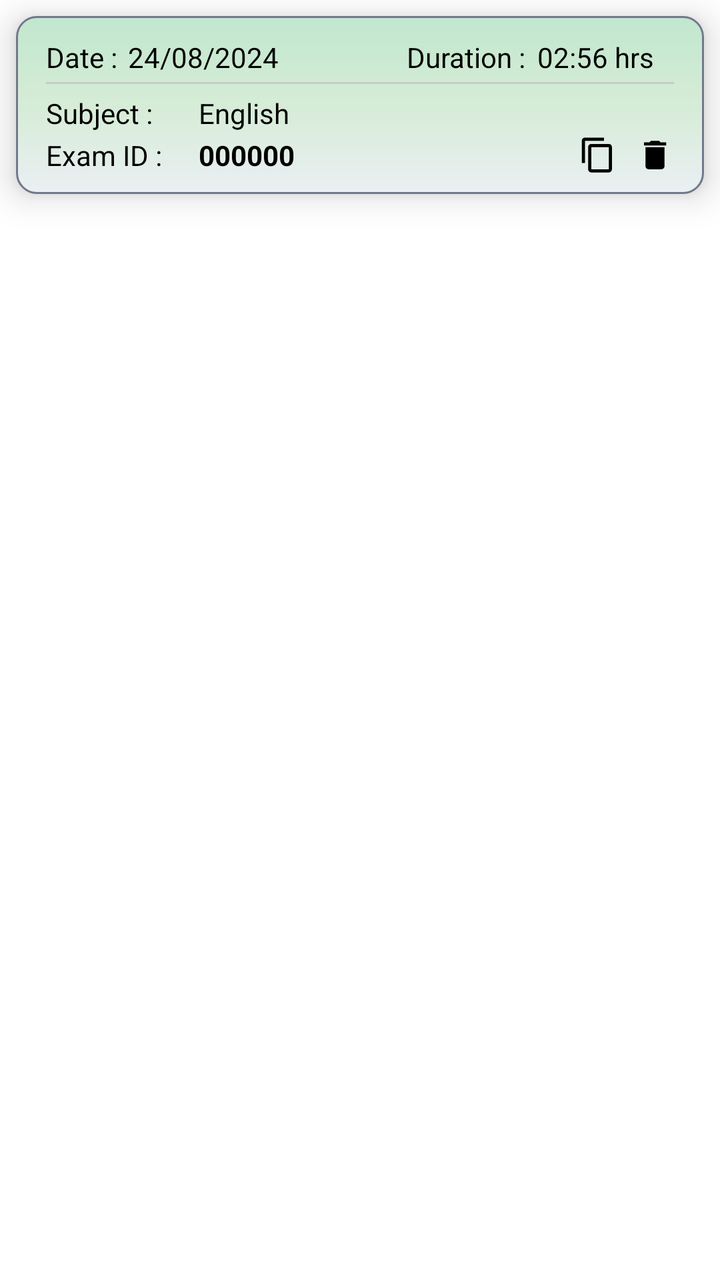
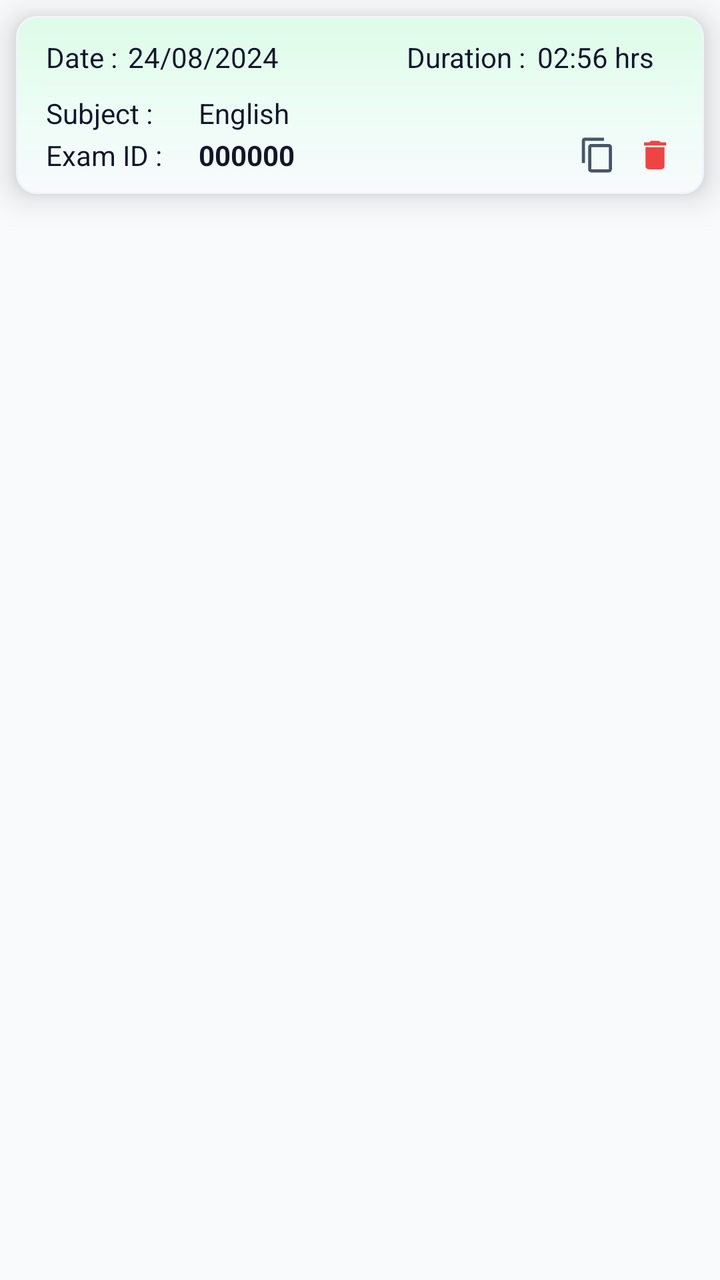

Screens rendered from an Android XML layout before and after an edit, with the pre-edit source and the edit as a unified diff.
<!-- AndroidManifest.xml: application theme Theme.TestMaster -->
<!-- res/layout/layout_hosted_test.xml -->
<?xml version="1.0" encoding="utf-8"?>
<LinearLayout xmlns:android="http://schemas.android.com/apk/res/android"
    xmlns:app="http://schemas.android.com/apk/res-auto"
    android:layout_width="match_parent"
    android:layout_height="wrap_content">

    <LinearLayout
        android:layout_width="match_parent"
        android:layout_height="wrap_content"
        android:orientation="vertical"
        android:layout_margin="8dp"
        android:elevation="10dp"
        android:background="@drawable/green_box_gradient"
        android:padding="10dp">
        <LinearLayout
            android:layout_width="match_parent"
            android:layout_height="wrap_content"
            android:weightSum="3.5">
            <TextView
                android:layout_width="0dp"
                android:layout_height="wrap_content"
                android:text="Date : "
                android:paddingStart="5dp"
                android:layout_weight=".5"
                android:textColor="@color/black"/>
            <TextView
                android:id="@+id/host_date"
                android:layout_width="0dp"
                android:layout_height="wrap_content"
                android:layout_weight="1"
                android:text="24/08/2024"
                android:textColor="@color/black"/>
            <TextView
                android:layout_width="0dp"
                android:layout_height="wrap_content"
                android:gravity="end"
                android:paddingEnd="5dp"
                android:padding="1dp"
                android:text="Duration :"
                android:layout_weight="1.2"
                android:textColor="@color/black"/>
            <TextView
                android:id="@+id/exam_duration"
                android:layout_width="0dp"
                android:layout_height="wrap_content"
                android:padding="1dp"
                android:text="02:56 hrs"
                android:layout_weight=".8"
                android:textColor="@color/black"/>

        </LinearLayout>
        <View
            android:layout_width="match_parent"
            android:layout_height="1dp"
            android:layout_marginTop="2dp"
            android:layout_marginHorizontal="5dp"
            android:background="#C8C9CC"/>
        <LinearLayout
            android:layout_width="match_parent"
            android:layout_height="wrap_content"
            android:layout_marginTop="5dp"
            android:weightSum="2.2">
            <TextView
                android:layout_width="0dp"
                android:layout_height="wrap_content"
                android:text="Subject : "
                android:paddingStart="5dp"
                android:layout_weight=".5"
                android:textColor="@color/black"/>
            <TextView
                android:id="@+id/subject_name"
                android:layout_width="0dp"
                android:layout_height="wrap_content"
                android:layout_marginStart="10dp"
                android:layout_weight="1.5"
                android:text="English "
                android:textColor="@color/black"/>
        </LinearLayout>
        <LinearLayout
            android:layout_width="match_parent"
            android:layout_height="wrap_content"
            android:layout_marginTop="2dp"
            android:weightSum="2.2">
            <TextView
                android:layout_width="0dp"
                android:layout_height="wrap_content"
                android:text="Exam ID : "
                android:paddingStart="5dp"
                android:layout_weight=".5"
                android:textColor="@color/black"/>
            <TextView
                android:id="@+id/exam_Id"
                android:layout_width="0dp"
                android:layout_height="wrap_content"
                android:textStyle="bold"
                android:layout_marginStart="10dp"
                android:layout_weight="1.3"
                android:text="000000"
                android:textColor="@color/black"/>
            <ImageView
                android:id="@+id/iv_copy"
                android:layout_width="0dp"
                android:layout_height="match_parent"
                android:layout_weight=".2"
                android:src="@drawable/baseline_content_copy_24"/>
            <ImageView
                android:id="@+id/iv_delete"
                android:layout_width="0dp"
                android:layout_height="match_parent"
                android:layout_weight=".2"
                android:src="@drawable/baseline_delete_24"/>
        </LinearLayout>
    </LinearLayout>
</LinearLayout>
<!-- resources referenced by this layout -->
<resources>
  <color name="black">#FF000000</color>
  <!-- drawable baseline_content_copy_24 (drawable) -->
  <vector android:height="24dp" android:tint="#000000"
      android:viewportHeight="24" android:viewportWidth="24"
      android:width="24dp" xmlns:android="http://schemas.android.com/apk/res/android">
      <path android:fillColor="@android:color/white" android:pathData="M16,1L4,1c-1.1,0 -2,0.9 -2,2v14h2L4,3h12L16,1zM19,5L8,5c-1.1,0 -2,0.9 -2,2v14c0,1.1 0.9,2 2,2h11c1.1,0 2,-0.9 2,-2L21,7c0,-1.1 -0.9,-2 -2,-2zM19,21L8,21L8,7h11v14z"/>
  </vector>
  <!-- drawable baseline_delete_24 (drawable) -->
  <vector android:height="24dp" android:tint="#000000"
      android:viewportHeight="24" android:viewportWidth="24"
      android:width="24dp" xmlns:android="http://schemas.android.com/apk/res/android">
      <path android:fillColor="@android:color/white" android:pathData="M6,19c0,1.1 0.9,2 2,2h8c1.1,0 2,-0.9 2,-2V7H6v12zM19,4h-3.5l-1,-1h-5l-1,1H5v2h14V4z"/>
  </vector>
  <!-- drawable green_box_gradient (drawable) -->
  <?xml version="1.0" encoding="utf-8"?>
  <shape xmlns:android="http://schemas.android.com/apk/res/android"
      android:shape="rectangle">
      <gradient
          android:startColor="#C1E7CE"
          android:centerColor="#D6ECD6"
          android:endColor="#EAEFF4"
          android:angle="270"/>
      <stroke android:width="1dp"
          android:color="#73788C"/>
      <corners android:radius="10dp"/>
  </shape>
  <style name="Theme.TestMaster" parent="Base.Theme.TestMaster" />
  <style name="Base.Theme.TestMaster" parent="Theme.MaterialComponents.DayNight.NoActionBar">
          
           <item name="colorPrimary">@color/primary_blue</item>
          <item name="android:statusBarColor">@color/primary_blue</item>
          <item name="colorAccent">@color/primary_blue</item>
      </style>
  <color name="primary_blue">#06164E</color>
</resources>

<!-- the commit's change to res/layout/layout_hosted_test.xml (unified diff, before → after) -->
@@ -22,14 +22,14 @@
                 android:text="Date : "
                 android:paddingStart="5dp"
                 android:layout_weight=".5"
-                android:textColor="@color/black"/>
+                android:textColor="@color/text_primary"/>
             <TextView
                 android:id="@+id/host_date"
                 android:layout_width="0dp"
                 android:layout_height="wrap_content"
                 android:layout_weight="1"
                 android:text="24/08/2024"
-                android:textColor="@color/black"/>
+                android:textColor="@color/text_primary"/>
             <TextView
                 android:layout_width="0dp"
                 android:layout_height="wrap_content"
@@ -38,7 +38,7 @@
                 android:padding="1dp"
                 android:text="Duration :"
                 android:layout_weight="1.2"
-                android:textColor="@color/black"/>
+                android:textColor="@color/text_primary"/>
             <TextView
                 android:id="@+id/exam_duration"
                 android:layout_width="0dp"
@@ -46,7 +46,7 @@
                 android:padding="1dp"
                 android:text="02:56 hrs"
                 android:layout_weight=".8"
-                android:textColor="@color/black"/>
+                android:textColor="@color/text_primary"/>
 
         </LinearLayout>
         <View
@@ -54,7 +54,7 @@
             android:layout_height="1dp"
             android:layout_marginTop="2dp"
             android:layout_marginHorizontal="5dp"
-            android:background="#C8C9CC"/>
+            android:background="@color/gray"/>
         <LinearLayout
             android:layout_width="match_parent"
             android:layout_height="wrap_content"
@@ -66,7 +66,7 @@
                 android:text="Subject : "
                 android:paddingStart="5dp"
                 android:layout_weight=".5"
-                android:textColor="@color/black"/>
+                android:textColor="@color/text_primary"/>
             <TextView
                 android:id="@+id/subject_name"
                 android:layout_width="0dp"
@@ -74,7 +74,7 @@
                 android:layout_marginStart="10dp"
                 android:layout_weight="1.5"
                 android:text="English "
-                android:textColor="@color/black"/>
+                android:textColor="@color/text_primary"/>
         </LinearLayout>
         <LinearLayout
             android:layout_width="match_parent"
@@ -87,7 +87,7 @@
                 android:text="Exam ID : "
                 android:paddingStart="5dp"
                 android:layout_weight=".5"
-                android:textColor="@color/black"/>
+                android:textColor="@color/text_primary"/>
             <TextView
                 android:id="@+id/exam_Id"
                 android:layout_width="0dp"
@@ -96,19 +96,21 @@
                 android:layout_marginStart="10dp"
                 android:layout_weight="1.3"
                 android:text="000000"
-                android:textColor="@color/black"/>
+                android:textColor="@color/text_primary"/>
             <ImageView
                 android:id="@+id/iv_copy"
                 android:layout_width="0dp"
                 android:layout_height="match_parent"
                 android:layout_weight=".2"
-                android:src="@drawable/baseline_content_copy_24"/>
+                android:src="@drawable/baseline_content_copy_24"
+                app:tint="@color/text_secondary"/>
             <ImageView
                 android:id="@+id/iv_delete"
                 android:layout_width="0dp"
                 android:layout_height="match_parent"
                 android:layout_weight=".2"
-                android:src="@drawable/baseline_delete_24"/>
+                android:src="@drawable/baseline_delete_24"
+                app:tint="@color/error"/>
         </LinearLayout>
     </LinearLayout>
 </LinearLayout>
<!-- resource entries referenced after the edit -->
@@ -1,6 +1,9 @@
 <!-- resources referenced by this layout -->
 <resources>
-  <color name="black">#FF000000</color>
+  <color name="error">#EF4444</color>
+  <color name="gray">#F1F5F9</color>
+  <color name="text_primary">#0F172A</color>
+  <color name="text_secondary">#475569</color>
   <!-- drawable baseline_content_copy_24 (drawable) -->
   <vector android:height="24dp" android:tint="#000000"
       android:viewportHeight="24" android:viewportWidth="24"
@@ -18,21 +21,61 @@
   <shape xmlns:android="http://schemas.android.com/apk/res/android"
       android:shape="rectangle">
       <gradient
-          android:startColor="#C1E7CE"
-          android:centerColor="#D6ECD6"
-          android:endColor="#EAEFF4"
+          android:startColor="#DCFCE7"
+          android:centerColor="#ECFDF5"
+          android:endColor="#F8FAFC"
           android:angle="270"/>
       <stroke android:width="1dp"
-          android:color="#73788C"/>
+          android:color="@color/gray"/>
       <corners android:radius="10dp"/>
   </shape>
   <style name="Theme.TestMaster" parent="Base.Theme.TestMaster" />
-  <style name="Base.Theme.TestMaster" parent="Theme.MaterialComponents.DayNight.NoActionBar">
+  <style name="Base.Theme.TestMaster" parent="Theme.Material3.DayNight.NoActionBar">
           
-           <item name="colorPrimary">@color/primary_blue</item>
-          <item name="android:statusBarColor">@color/primary_blue</item>
-          <item name="colorAccent">@color/primary_blue</item>
+          <item name="colorPrimary">@color/primary</item>
+          <item name="colorOnPrimary">@color/onPrimary</item>
+          <item name="colorPrimaryContainer">@color/primaryContainer</item>
+          <item name="colorOnPrimaryContainer">@color/onPrimaryContainer</item>
+  
+          <item name="colorSecondary">@color/secondary</item>
+          <item name="colorOnSecondary">@color/onSecondary</item>
+          <item name="colorSecondaryContainer">@color/secondaryContainer</item>
+          <item name="colorOnSecondaryContainer">@color/onSecondaryContainer</item>
+  
+          
+          <item name="android:windowBackground">@color/background</item>
+          <item name="colorSurface">@color/surface</item>
+          <item name="colorOnSurface">@color/onSurface</item>
+          <item name="colorSurfaceVariant">@color/surfaceVariant</item>
+          <item name="colorOnSurfaceVariant">@color/onSurfaceVariant</item>
+          <item name="colorOutline">@color/outline</item>
+  
+          
+          <item name="colorError">@color/error</item>
+          <item name="colorOnError">@color/onError</item>
+          <item name="colorErrorContainer">@color/errorContainer</item>
+          <item name="colorOnErrorContainer">@color/onErrorContainer</item>
+  
+          
+          <item name="android:statusBarColor">@color/surface</item>
+          <item name="android:windowLightStatusBar">true</item>
       </style>
-  <color name="primary_blue">#06164E</color>
+  <color name="primary">#059669</color>
+  <color name="onPrimary">#FFFFFF</color>
+  <color name="primaryContainer">#D1FAE5</color>
+  <color name="onPrimaryContainer">#064E3B</color>
+  <color name="secondary">#64748B</color>
+  <color name="onSecondary">#FFFFFF</color>
+  <color name="secondaryContainer">#F1F5F9</color>
+  <color name="onSecondaryContainer">#0F172A</color>
+  <color name="background">#F8FAFC</color>
+  <color name="surface">#FFFFFF</color>
+  <color name="onSurface">#0F172A</color>
+  <color name="surfaceVariant">#E2E8F0</color>
+  <color name="onSurfaceVariant">#475569</color>
+  <color name="outline">#94A3B8</color>
+  <color name="onError">#FFFFFF</color>
+  <color name="errorContainer">#FEE2E2</color>
+  <color name="onErrorContainer">#991B1B</color>
 </resources>
 
